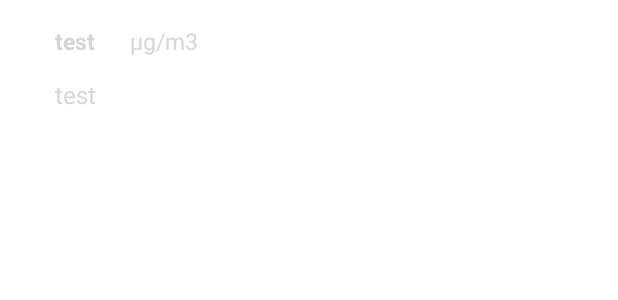
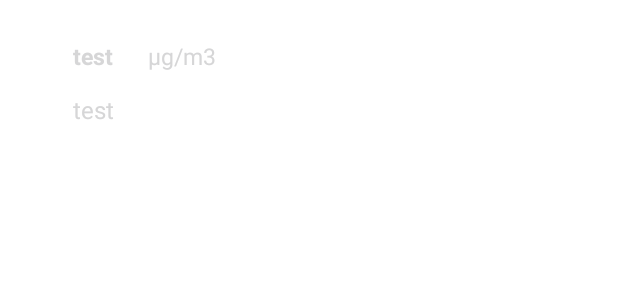
Before and after one commit to SunJoJ/AirQualityControlApp, an Android app: the layout data_parameter.xml on its own in the app's theme, with its tools: preview values and no code run, on a phone screen of 412 x 824 dp. Shown: the top 300 px of the screen. Run offline under Robolectric (Android 15) with nearby library versions, the phone set to English and light mode, and no system bars.

Commit message:
Minor improvements in navigation and layouts

```diff
--- a/app/src/main/java/com/example/airqualitycontrolapp/adapters/RatingListAdapter.java
+++ b/app/src/main/java/com/example/airqualitycontrolapp/adapters/RatingListAdapter.java
@@ -115,7 +115,7 @@ public class RatingListAdapter extends ArrayAdapter<RatingListDataModel> {
 
                         FragmentTransaction trans = ((AppCompatActivity) context).getSupportFragmentManager().beginTransaction();
                         trans.add(R.id.fragment_container, nearestCityFragment);
-                        trans.addToBackStack(null);
+                        trans.addToBackStack("nearestCityFragment");
                         trans.commit();
                     }
 
--- a/app/src/main/java/com/example/airqualitycontrolapp/fragments/DataSensorFragment.java
+++ b/app/src/main/java/com/example/airqualitycontrolapp/fragments/DataSensorFragment.java
@@ -156,7 +156,7 @@ public class DataSensorFragment extends Fragment {
                 bundle.putString("key", key);
                 parameterInfoFragment.setArguments(bundle);
                 FragmentTransaction transaction = getFragmentManager().beginTransaction();
-                transaction.replace(R.id.fragment_container, parameterInfoFragment);
+                transaction.add(R.id.fragment_container, parameterInfoFragment);
                 transaction.addToBackStack("parameterInfoFragment");
                 transaction.commit();
             }
--- a/app/src/main/res/layout/data_parameter.xml
+++ b/app/src/main/res/layout/data_parameter.xml
@@ -9,13 +9,14 @@
 
     <RelativeLayout
         android:layout_width="wrap_content"
-        android:layout_height="wrap_content">
+        android:layout_height="wrap_content"
+        android:padding="10dp">
 
         <RelativeLayout
             android:id="@+id/colorIndicator"
-            android:layout_width="3dp"
+            android:layout_width="5dp"
             android:layout_height="50dp"
-            android:layout_marginTop="10dp"/>
+            android:layout_marginTop="10dp" />
 
         <androidx.appcompat.widget.AppCompatTextView
             android:id="@+id/title"
--- a/app/src/main/res/layout/fragment_parameter_info.xml
+++ b/app/src/main/res/layout/fragment_parameter_info.xml
@@ -32,7 +32,7 @@
         android:textColor="@color/darkGray"
         android:paddingLeft="15dp"
         android:paddingRight="15dp"
-        />
+        android:background="@color/white" />
 
 
 </LinearLayout>
--- a/app/src/main/res/layout/fragment_sensor_data.xml
+++ b/app/src/main/res/layout/fragment_sensor_data.xml
@@ -1,16 +1,17 @@
 <?xml version="1.0" encoding="utf-8"?>
 <ScrollView
     android:layout_width="match_parent"
-    android:layout_height="fill_parent"
+    android:layout_height="match_parent"
     android:orientation="vertical"
     android:layout_marginBottom="50dp"
+    android:background="@color/white"
     xmlns:android="http://schemas.android.com/apk/res/android"
     xmlns:app="http://schemas.android.com/apk/res-auto">
 
     <LinearLayout
         android:id="@+id/coordinator"
         android:layout_width="match_parent"
-        android:layout_height="fill_parent"
+        android:layout_height="wrap_content"
         android:orientation="vertical"
         android:background="@color/white">
 
@@ -117,6 +118,7 @@
             android:layout_height="wrap_content"
             android:nestedScrollingEnabled="false"
             android:layout_below="@+id/pollutionComponents"
+            android:scrollbars="none"
             />
 
     </LinearLayout>
```
Also changed, not shown: app/src/main/java/com/example/airqualitycontrolapp/MapsActivity.java (+4 -4 lines).
